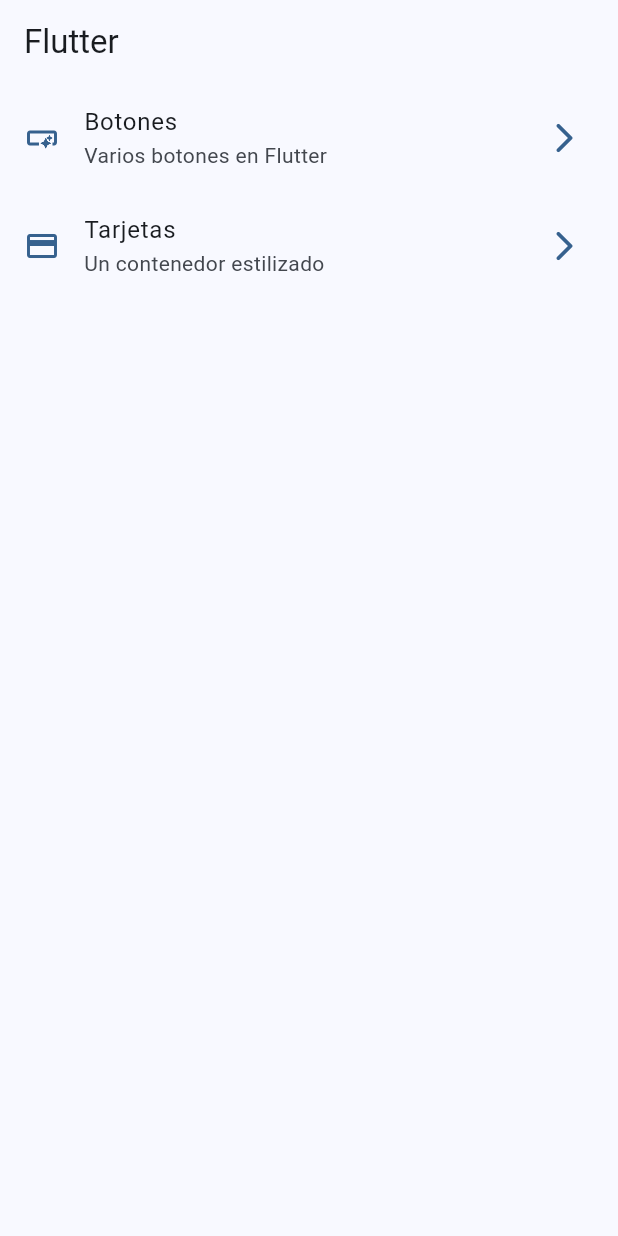
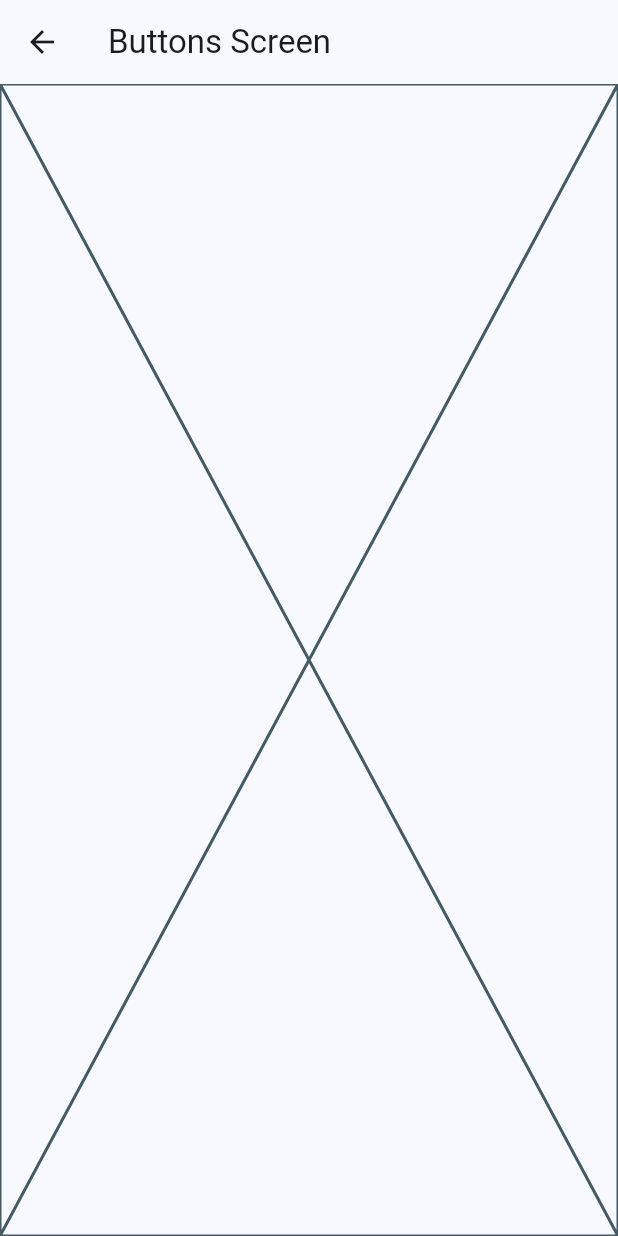
Before and after one commit to eulalionava/widgets, a Flutter app: the screen it shows after launch, after a tap on "Botones", on a phone screen of 412 x 824 dp. Run offline on Flutter 3.47's test engine with Material 2 defaults, Android fonts, the phone set to English and light mode, and no system bars.

Commit message:
rutas de navegacion

```diff
--- a/lib/config/menu/menu_items.dart
+++ b/lib/config/menu/menu_items.dart
@@ -28,7 +28,7 @@ const appMenuItems = <MenuItem>[
   MenuItem(
     title: 'Tarjetas',
     sibTitle: 'Un contenedor estilizado',
-    link: '/card',
+    link: '/cards',
     icon: Icons.credit_card
   )
 ];
--- a/lib/main.dart
+++ b/lib/main.dart
@@ -1,5 +1,7 @@
 import 'package:flutter/material.dart';
 import 'package:widgets_app/config/theme/app_theme.dart';
+import 'package:widgets_app/presentation/screens/buttons/buttons_screen.dart';
+import 'package:widgets_app/presentation/screens/cards/cards_screen.dart';
 import 'package:widgets_app/presentation/screens/home/home_screen.dart';
 
 void main() {
@@ -15,7 +17,11 @@ class MainApp extends StatelessWidget {
     return MaterialApp(
       debugShowCheckedModeBanner: false,
       theme: AppTheme(selectedColor: 0).getTheme(),
-      home: const HomeScreen()
+      home: const HomeScreen(),
+      routes: {
+        '/buttons':(context)=>const ButtonsScreen(),
+        '/cards':(context)=>const CardsScreen()
+      },
     );
   }
 }
--- /dev/null
+++ b/lib/presentation/screens/buttons/buttons_screen.dart
@@ -0,0 +1,16 @@
+import 'package:flutter/material.dart';
+
+
+class ButtonsScreen extends StatelessWidget {
+  const ButtonsScreen({super.key});
+
+  @override
+  Widget build(BuildContext context) {
+    return Scaffold(
+      appBar: AppBar(
+        title: const Text('Buttons Screen'),
+      ),
+      body: const Placeholder(),
+    );
+  }
+}
--- a/lib/presentation/screens/home/home_screen.dart
+++ b/lib/presentation/screens/home/home_screen.dart
@@ -1,5 +1,6 @@
 import 'package:flutter/material.dart';
 import 'package:widgets_app/config/menu/menu_items.dart';
+import 'package:widgets_app/presentation/screens/buttons/buttons_screen.dart';
 
 class HomeScreen extends StatelessWidget {
   const HomeScreen({super.key});
@@ -49,7 +50,12 @@ class _CustomListTile extends StatelessWidget {
       title: Text(menuItem.title),
       subtitle: Text(menuItem.sibTitle),
       onTap: (){
-        //TODO navegacion
+        // Navigator.of(context).push(
+        //   MaterialPageRoute(
+        //     builder: (context) => const ButtonsScreen(),
+        //   ),
+        // );
+        Navigator.pushNamed(context, menuItem.link);
       },
     );
   }
```
Also changed, not shown: lib/presentation/screens/cards/cards_screen.dart (added, +16 -0 lines).
